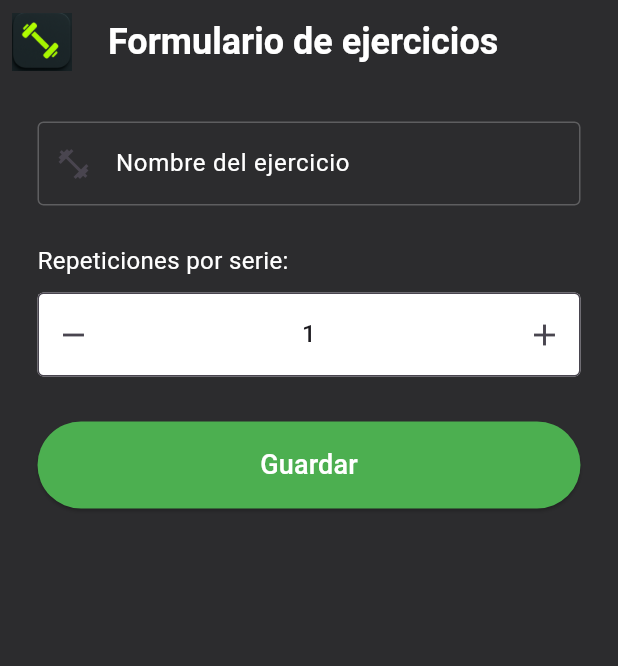
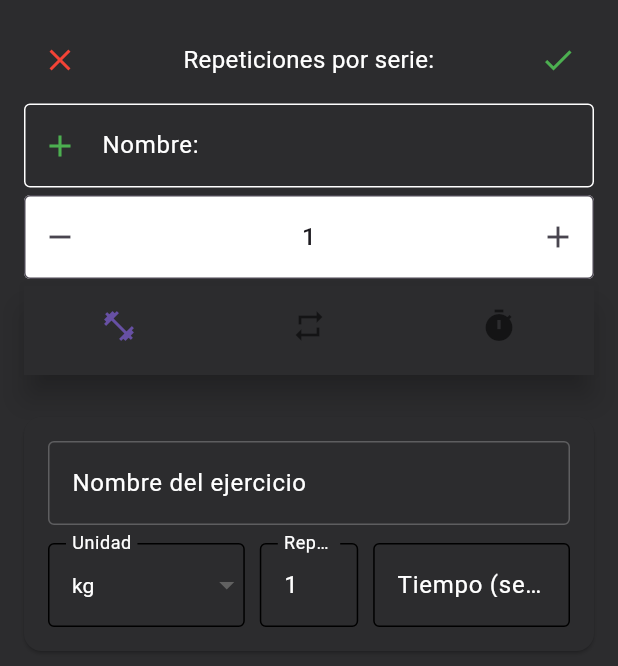
Before and after one commit to fernandobn/AppGym, a Flutter app: the EjericiosFormScreen screen opened by its route, on a phone screen of 412 x 824 dp. Shown: the top 666 px of the screen. Run offline on Flutter 3.47's test engine with Material 3 defaults, Android fonts, the phone set to English and light mode, and no system bars; drawn by our look-alikes of flutter_spinbox; our stand-ins replace flutter_colorpicker.

Commit message:
se agrego una clase estatica
en el main se agrego una clase estatica

```diff
--- a/fitday/lib/main.dart
+++ b/fitday/lib/main.dart
@@ -8,6 +8,7 @@
 import 'screens/calendar_screen.dart';
 import 'screens/menu_screen.dart';
 import 'screens/rutinas/rutinas_form_screens.dart';
+import 'package:flutter_spinbox/flutter_spinbox.dart';
 
 void main() {
   runApp(MyApp());
@@ -47,7 +48,7 @@
         Navigator.pushNamed(context, '/calendar');
         break;
       case 2:
-        //Navigator.pushNamed(context, '/agregar_rutinas');
+        Navigator.pushNamed(context, '/agregar_rutinas');
         break;
     }
   }
@@ -73,10 +74,113 @@
             icon: Icon(Icons.calendar_today),
             label: 'Calendario',
           ),
-          //BottomNavigationBarItem(icon: Icon(Icons.add), label: 'Rutinas'),
+          BottomNavigationBarItem(icon: Icon(Icons.add), label: 'Rutinas'),
           BottomNavigationBarItem(icon: Icon(Icons.list), label: 'Lista'),
         ],
       ),
     );
   }
 }
+
+class RepeticionesSpin extends StatelessWidget {
+  final double value;
+  final ValueChanged<double> onChanged;
+
+  const RepeticionesSpin({
+    Key? key,
+    required this.value,
+    required this.onChanged,
+  }) : super(key: key);
+
+  @override
+  Widget build(BuildContext context) {
+    return Column(
+      crossAxisAlignment: CrossAxisAlignment.start,
+      children: [
+        Row(
+          children: [
+            IconButton(
+              onPressed: () {
+                Navigator.pushNamed(context, '/calendar');
+              },
+              icon: const Icon(Icons.close, color: Colors.red),
+            ),
+            Expanded(
+              child: Text(
+                'Repeticiones por serie:',
+                textAlign: TextAlign.center,
+                style: const TextStyle(color: Colors.white, fontSize: 16),
+              ),
+            ),
+            IconButton(
+              onPressed: () {},
+              icon: const Icon(Icons.check, color: Colors.green),
+            ),
+          ],
+        ),
+        SizedBox(height: 5),
+        TextFormField(
+          style: const TextStyle(color: Colors.white), // texto blanco
+          decoration: InputDecoration(
+            prefixIcon: const Icon(
+              Icons.add,
+              color: Colors.green,
+            ), // ícono verde
+            labelText: 'Nombre:',
+            labelStyle: const TextStyle(color: Colors.white), // etiqueta blanca
+            enabledBorder: OutlineInputBorder(
+              borderSide: BorderSide(
+                color: Colors.white,
+              ), // borde normal blanco
+            ),
+            focusedBorder: OutlineInputBorder(
+              borderSide: BorderSide(
+                color: Colors.green,
+                width: 2,
+              ), // borde foco blanco y más grueso
+            ),
+          ),
+        ),
+
+        SizedBox(height: 5),
+
+        SpinBox(
+          min: 1,
+          max: 10,
+          value: 1,
+          onChanged: (value) {},
+          decoration: InputDecoration(
+            filled: true,
+            fillColor: Colors.white,
+            border: OutlineInputBorder(),
+          ),
+        ),
+
+        SizedBox(height: 5),
+        BottomNavigationBar(
+          backgroundColor: Color(0xFF2c2c2e),
+          currentIndex: 0,
+          onTap: (index) {
+            // lógica para cambiar pantalla o estado
+          },
+          items: const [
+            BottomNavigationBarItem(
+              icon: Icon(Icons.fitness_center), // para "peso"
+              label: '', // sin texto
+            ),
+            BottomNavigationBarItem(
+              icon: Icon(Icons.repeat), // para "repetición"
+              label: '',
+            ),
+            BottomNavigationBarItem(
+              icon: Icon(Icons.timer), // si quieres otro ícono para algo más
+              label: '',
+            ),
+          ],
+          showSelectedLabels: false,
+          showUnselectedLabels: false,
+        ),
+      ],
+    );
+  }
+}
--- a/fitday/lib/screens/ejercicios/ejericios_form_screen.dart
+++ b/fitday/lib/screens/ejercicios/ejericios_form_screen.dart
@@ -1,76 +1,51 @@
 import 'package:flutter/material.dart';
-import 'package:flutter_spinbox/flutter_spinbox.dart';
 
-class EjericiosFormScreen extends StatelessWidget {
-  const EjericiosFormScreen({Key? key}) : super(key: key);
+import '../../main.dart';
+
+void main() => runApp(MaterialApp(home: EjericiosFormScreen()));
+
+class EjericiosFormScreen extends StatefulWidget {
+  @override
+  _EjericiosFormScreenState createState() => _EjericiosFormScreenState();
+}
+
+class _EjericiosFormScreenState extends State<EjericiosFormScreen> {
+  double currentCount = 1;
+  List<ExerciseBlock> exerciseBlocks = [ExerciseBlock(index: 1)];
+
+  void updateBlocks(double value) {
+    setState(() {
+      int newCount = value.toInt();
+      int oldCount = exerciseBlocks.length;
+
+      if (newCount > oldCount) {
+        for (int i = oldCount + 1; i <= newCount; i++) {
+          exerciseBlocks.add(ExerciseBlock(index: i));
+        }
+      } else if (newCount < oldCount) {
+        exerciseBlocks.removeRange(newCount, oldCount);
+      }
+
+      currentCount = value;
+    });
+  }
 
   @override
   Widget build(BuildContext context) {
     return Scaffold(
-      appBar: AppBar(
-        title: const Text('Formulario de ejercicios'),
-        backgroundColor: Color(0xFF2c2c2e),
-        leading: Padding(
-          padding: EdgeInsets.all(8.0),
-          child: Image.asset('assets/icono1.png'),
-        ),
-        titleTextStyle: TextStyle(
-          fontSize: 24,
-          fontWeight: FontWeight.bold,
-          color: Colors.white,
-        ),
-      ),
-      backgroundColor: Color(0xFF2c2c2e),
+      backgroundColor: const Color(0xFF2c2c2e),
       body: Padding(
-        padding: const EdgeInsets.all(25),
+        padding: const EdgeInsets.all(16.0),
         child: Column(
-          crossAxisAlignment: CrossAxisAlignment.stretch,
           children: [
-            TextFormField(
-              style: const TextStyle(color: Colors.white),
-              decoration: InputDecoration(
-                prefixIcon: Icon(Icons.fitness_center),
-                labelText: 'Nombre del ejercicio',
-                labelStyle: TextStyle(color: Colors.white),
-                floatingLabelStyle: TextStyle(color: Colors.white),
-                enabledBorder: OutlineInputBorder(
-                  borderSide: BorderSide(color: Colors.white24),
-                ),
-                focusedBorder: OutlineInputBorder(
-                  borderSide: BorderSide(color: Colors.white),
-                ),
-              ),
-            ),
-            SizedBox(height: 25),
-
-            Text(
-              'Repeticiones por serie:',
-              style: TextStyle(color: Colors.white, fontSize: 16),
-            ),
-            SizedBox(height: 10),
-            SpinBox(
-              min: 1,
-              max: 10,
-              value: 1,
-              onChanged: (value) => print('Repeticiones: $value'),
-              decoration: InputDecoration(
-                filled: true,
-                fillColor: Colors.white,
-                border: OutlineInputBorder(),
-              ),
-            ),
-            const SizedBox(height: 30),
-            ElevatedButton(
-              onPressed: () {
-                Navigator.pushNamed(context, '/calendar');
-              },
-              style: ElevatedButton.styleFrom(
-                backgroundColor: Colors.green,
-                padding: EdgeInsets.symmetric(vertical: 16),
-              ),
-              child: Text(
-                'Guardar',
-                style: TextStyle(fontSize: 18, color: Colors.white),
+            RepeticionesSpin(value: currentCount, onChanged: updateBlocks),
+            const SizedBox(height: 20),
+            Expanded(
+              child: ListView.builder(
+                itemCount: exerciseBlocks.length,
+                itemBuilder: (context, index) {
+                  return exerciseBlocks[index];
+                },
               ),
             ),
           ],
@@ -79,3 +54,107 @@ class EjericiosFormScreen extends StatelessWidget {
     );
   }
 }
+
+// ---------- Componente de diseño: ExerciseBlock ----------
+class ExerciseBlock extends StatefulWidget {
+  final int index;
+
+  const ExerciseBlock({Key? key, required this.index}) : super(key: key);
+
+  @override
+  _ExerciseBlockState createState() => _ExerciseBlockState();
+}
+
+class _ExerciseBlockState extends State<ExerciseBlock> {
+  final TextEditingController nameController = TextEditingController();
+  final TextEditingController timeController = TextEditingController();
+  String selectedUnit = 'kg';
+
+  @override
+  Widget build(BuildContext context) {
+    return Card(
+      color: const Color(0xFF2c2c2e),
+      margin: const EdgeInsets.symmetric(vertical: 8),
+      child: Padding(
+        padding: const EdgeInsets.all(16),
+        child: Column(
+          children: [
+            TextFormField(
+              controller: nameController,
+              style: const TextStyle(color: Colors.white),
+              decoration: const InputDecoration(
+                labelText: 'Nombre del ejercicio',
+                labelStyle: TextStyle(color: Colors.white),
+                enabledBorder: OutlineInputBorder(
+                  borderSide: BorderSide(color: Colors.white24),
+                ),
+                focusedBorder: OutlineInputBorder(
+                  borderSide: BorderSide(color: Colors.green),
+                ),
+              ),
+            ),
+            const SizedBox(height: 12),
+            Row(
+              children: [
+                Expanded(
+                  flex: 2,
+                  child: DropdownButtonFormField<String>(
+                    value: selectedUnit,
+                    dropdownColor: Colors.grey[900],
+                    decoration: const InputDecoration(
+                      labelText: 'Unidad',
+                      labelStyle: TextStyle(color: Colors.white),
+                      enabledBorder: OutlineInputBorder(),
+                    ),
+                    style: const TextStyle(color: Colors.white),
+                    items: ['kg', 'lbs'].map((unit) {
+                      return DropdownMenuItem<String>(
+                        value: unit,
+                        child: Text(
+                          unit,
+                          style: const TextStyle(color: Colors.white),
+                        ),
+                      );
+                    }).toList(),
+                    onChanged: (value) {
+                      setState(() {
+                        selectedUnit = value!;
+                      });
+                    },
+                  ),
+                ),
+                const SizedBox(width: 10),
+                Expanded(
+                  child: TextFormField(
+                    readOnly: true,
+                    initialValue: '${widget.index}',
+                    style: const TextStyle(color: Colors.white),
+                    decoration: const InputDecoration(
+                      labelText: 'Repetición',
+                      labelStyle: TextStyle(color: Colors.white),
+                      enabledBorder: OutlineInputBorder(),
+                    ),
+                  ),
+                ),
+                const SizedBox(width: 10),
+                Expanded(
+                  flex: 2,
+                  child: TextFormField(
+                    controller: timeController,
+                    style: const TextStyle(color: Colors.white),
+                    keyboardType: TextInputType.number,
+                    decoration: const InputDecoration(
+                      labelText: 'Tiempo (seg)',
+                      labelStyle: TextStyle(color: Colors.white),
+                      enabledBorder: OutlineInputBorder(),
+                    ),
+                  ),
+                ),
+              ],
+            ),
+          ],
+        ),
+      ),
+    );
+  }
+}
--- a/fitday/lib/screens/rutinas/rutinas_form_screens.dart
+++ b/fitday/lib/screens/rutinas/rutinas_form_screens.dart
@@ -1,3 +1,4 @@
+import 'package:fitday/main.dart';
 import 'package:flutter/material.dart';
 
 class RutinasFormScreens extends StatelessWidget {
@@ -5,7 +6,9 @@ class RutinasFormScreens extends StatelessWidget {
 
   @override
   Widget build(BuildContext context) {
-    return Scaffold(
+    return MainScaffold(
+      currentIndex: 2, // Aquí pones el index del ítem en el BottomNavigationBar
+      body: Scaffold(
         appBar: AppBar(
           title: const Text('Rutinas'),
           backgroundColor: Color(0xFF2c2c2e),
@@ -38,6 +41,7 @@ class RutinasFormScreens extends StatelessWidget {
             ),
           ],
         ),
+      ),
     );
   }
 }
```
Lines whose indentation alone changed are shown as unchanged.
